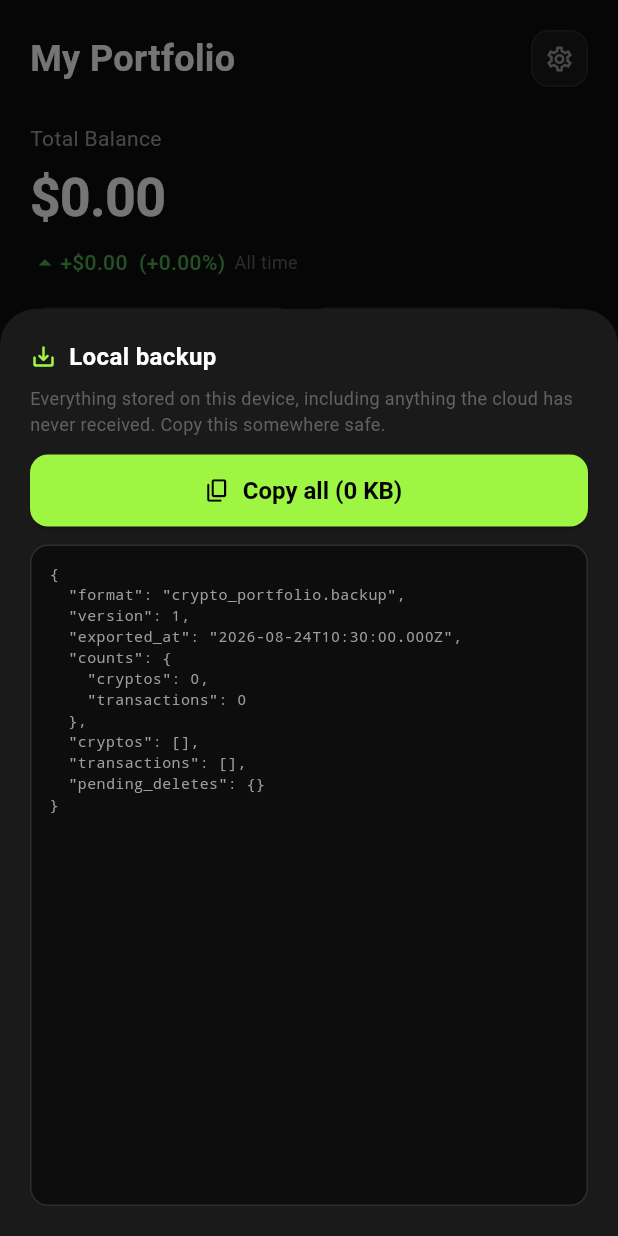
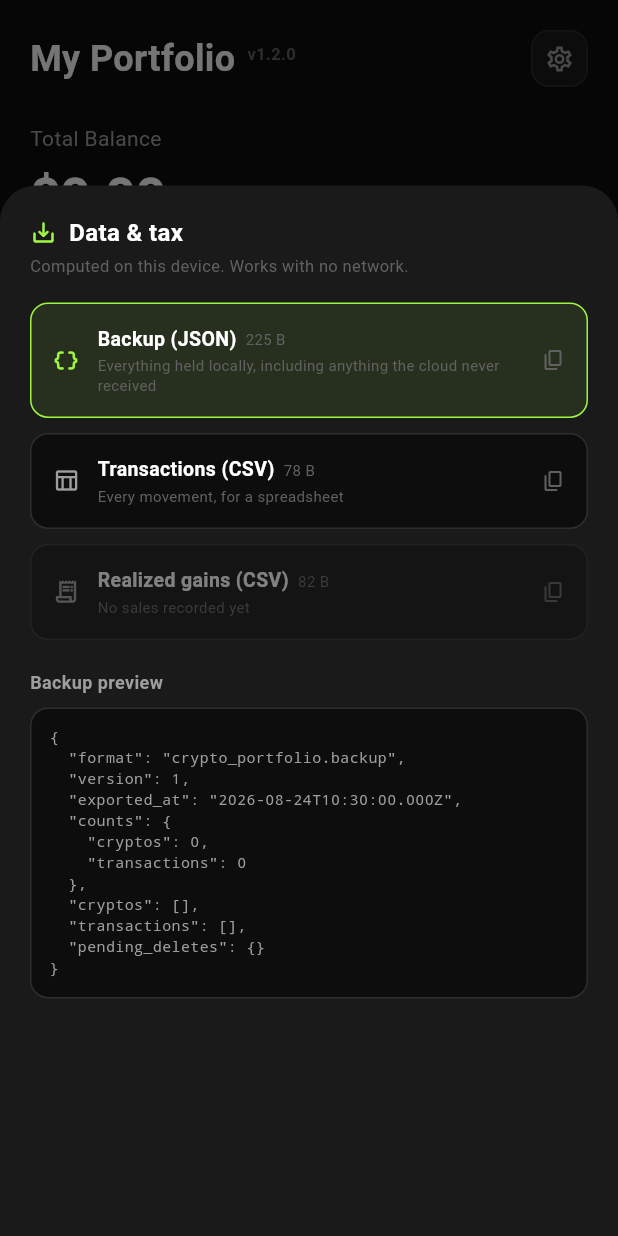
Before and after one commit to SwingAndroid/portfolio, a Flutter app: the _PortfolioView screen opened directly, after a tap on the "save alt" icon, on a phone screen of 412 x 824 dp. Run offline on Flutter 3.47's test engine with Material 3 defaults, Android fonts, the phone set to English and light mode, and no system bars; our stand-ins replace dio, equatable, fl_chart, flutter_bloc, get_it, go_router and 2 more; accounts and stored records are empty.

Commit message:
Release 1.2.0 — tax reporting, CSV export, visible version
Version in the header
The number now sits beside "My Portfolio", so which build a device is
running is answerable at a glance instead of by guessing whether the PWA
picked up a deployment. It is a constant rather than a plugin read: no
new dependency, and no lockfile churn. A test compares it to pubspec.yaml
and fails the build if they diverge — a version label that can drift will
eventually lie, and discipline is not a mechanism.

Tax reporting
The cost-basis walk already settled every sale at the average that
applied on its date; it now keeps each one. That gives realized gains per
calendar year, shown in the export sheet, built from the same arithmetic
as the displayed P&L so a return and the app cannot disagree. Transfers
never appear: moving coins between wallets is not a disposal.

CSV export
Two exports beside the JSON backup — every transaction for a spreadsheet,
and realized disposals for a return. Fields are quoted only when needed
and embedded quotes are doubled, so a note containing a comma cannot
shift every later column.

One bug surfaced while testing the export. Dates were written as UTC
while the tax year was taken from the local date, so a sale entered on
1 January was reported as 31 December of the previous year for anyone
east of Greenwich — the date and the tax year named different returns.
Both now use the local wall-clock time as entered.

The export sheet moved out of sync_banner into its own file; that widget
is about sync health, not getting data out.

145 tests.

Co-Authored-By: Claude Opus 5 <noreply@anthropic.com>

```diff
--- /dev/null
+++ b/lib/domain/analytics/tax_report.dart
@@ -0,0 +1,193 @@
+import '../entities/crypto_entity.dart';
+import '../entities/transaction_entity.dart';
+import 'cost_basis_ledger.dart';
+
+/// A disposal with the coin it belonged to, so a report can span the whole
+/// portfolio rather than one position at a time.
+class RealizedDisposal {
+  final String symbol;
+  final String coinId;
+  final Disposal disposal;
+
+  const RealizedDisposal({
+    required this.symbol,
+    required this.coinId,
+    required this.disposal,
+  });
+
+  DateTime get date => disposal.date;
+  double get gain => disposal.gain;
+}
+
+/// Realized results for one calendar year.
+class TaxYearSummary {
+  final int year;
+  final double proceeds;
+  final double costBasis;
+  final int disposalCount;
+
+  const TaxYearSummary({
+    required this.year,
+    required this.proceeds,
+    required this.costBasis,
+    required this.disposalCount,
+  });
+
+  double get gain => proceeds - costBasis;
+
+  double get gainPercent => costBasis > 0 ? (gain / costBasis) * 100 : 0;
+}
+
+/// Realized gains across the portfolio, grouped by calendar year.
+///
+/// Built from the same chronological walk the P&L uses, so what a return
+/// reports and what the app displays cannot disagree. Only sales appear: a
+/// transfer moves coins without disposing of them and is not a taxable event
+/// here.
+class TaxReport {
+  final List<RealizedDisposal> disposals;
+
+  const TaxReport(this.disposals);
+
+  factory TaxReport.from(List<CryptoEntity> cryptos) {
+    final out = <RealizedDisposal>[];
+    for (final crypto in cryptos) {
+      for (final d in crypto.ledger.disposals) {
+        out.add(RealizedDisposal(
+          symbol: crypto.symbol,
+          coinId: crypto.coinId,
+          disposal: d,
+        ));
+      }
+    }
+    out.sort((a, b) => a.date.compareTo(b.date));
+    return TaxReport(out);
+  }
+
+  bool get isEmpty => disposals.isEmpty;
+
+  /// Years that actually contain a sale, most recent first.
+  List<TaxYearSummary> get years {
+    final byYear = <int, List<RealizedDisposal>>{};
+    for (final d in disposals) {
+      byYear.putIfAbsent(d.disposal.taxYear, () => []).add(d);
+    }
+
+    final out = [
+      for (final entry in byYear.entries)
+        TaxYearSummary(
+          year: entry.key,
+          proceeds:
+              entry.value.fold(0.0, (s, d) => s + d.disposal.proceeds),
+          costBasis:
+              entry.value.fold(0.0, (s, d) => s + d.disposal.costBasis),
+          disposalCount: entry.value.length,
+        )
+    ];
+    out.sort((a, b) => b.year.compareTo(a.year));
+    return out;
+  }
+
+  List<RealizedDisposal> forYear(int year) =>
+      disposals.where((d) => d.disposal.taxYear == year).toList();
+
+  double get totalGain =>
+      disposals.fold(0.0, (s, d) => s + d.gain);
+}
+
+// ── CSV ──────────────────────────────────────────────────────────────────────
+
+/// Quotes a field only when it needs it, and doubles any embedded quote —
+/// a note containing a comma must not shift every later column.
+String _csv(Object? value) {
+  final text = value?.toString() ?? '';
+  if (!text.contains(RegExp(r'[",\n\r]'))) return text;
+  return '"${text.replaceAll('"', '""')}"';
+}
+
+String _row(List<Object?> cells) => cells.map(_csv).join(',');
+
+/// Local wall-clock time, exactly as entered — never converted.
+///
+/// Converting to UTC pushed a transaction dated 1 January into the previous
+/// calendar year for anyone east of Greenwich, while `tax_year` was derived
+/// from the local date. The two disagreed on which return the sale belonged
+/// to, which is the one thing a tax export must never get wrong.
+String _date(DateTime d) => d.toIso8601String();
+
+/// Every transaction, for import into a spreadsheet or another tracker.
+String transactionsCsv(List<CryptoEntity> cryptos) {
+  final rows = <String>[
+    _row([
+      'date',
+      'symbol',
+      'coin_id',
+      'type',
+      'quantity',
+      'price_per_coin',
+      'fee',
+      'total',
+      'note',
+      'transaction_id',
+    ])
+  ];
+
+  final all = <({CryptoEntity coin, TransactionEntity tx})>[];
+  for (final crypto in cryptos) {
+    for (final t in crypto.transactions) {
+      all.add((coin: crypto, tx: t));
+    }
+  }
+  all.sort((a, b) => a.tx.date.compareTo(b.tx.date));
+
+  for (final entry in all) {
+    final t = entry.tx;
+    rows.add(_row([
+      _date(t.date),
+      entry.coin.symbol,
+      entry.coin.coinId,
+      t.type.name,
+      t.quantity,
+      t.pricePerCoin,
+      t.fee,
+      t.type.addsHoldings ? t.grossCost : t.netProceeds,
+      t.note,
+      t.id,
+    ]));
+  }
+
+  return rows.join('\n');
+}
+
+/// Realized disposals, the shape a tax return needs.
+String disposalsCsv(TaxReport report) {
+  final rows = <String>[
+    _row([
+      'date',
+      'tax_year',
+      'symbol',
+      'quantity',
+      'proceeds',
+      'cost_basis',
+      'gain',
+      'gain_percent',
+      'transaction_id',
+    ])
+  ];
+
+  for (final d in report.disposals) {
+    rows.add(_row([
+      _date(d.date),
+      d.disposal.taxYear,
+      d.symbol,
+      d.disposal.quantity,
+      d.disposal.proceeds,
+      d.disposal.costBasis,
+      d.disposal.gain,
+      d.disposal.gainPercent.toStringAsFixed(2),
+      d.disposal.transactionId,
+    ]));
+  }
+
+  return rows.join('\n');
+}
--- /dev/null
+++ b/lib/presentation/widgets/data_export_sheet.dart
@@ -0,0 +1,345 @@
+import 'package:flutter/material.dart';
+import 'package:flutter/services.dart';
+import 'package:flutter_bloc/flutter_bloc.dart';
+
+import '../../core/theme/app_theme.dart';
+import '../../core/utils/formatters.dart';
+import '../../data/datasources/cloud/sync_service.dart';
+import '../../domain/analytics/tax_report.dart';
+import '../../domain/entities/crypto_entity.dart';
+import '../../injection_container.dart';
+import '../bloc/portfolio/portfolio_bloc.dart';
+import '../bloc/portfolio/portfolio_state.dart';
+
+/// Everything that gets data out of the app: a local backup, the realized
+/// gains a return asks for, and CSV for a spreadsheet.
+///
+/// Deliberately offline-first — it reads Hive and computes from local
+/// transactions, so it still works when every network path is broken.
+Future<void> showBackupSheet(BuildContext context) async {
+  final json = await sl<SyncService>().exportJson();
+  if (!context.mounted) return;
+
+  final portfolioState = context.read<PortfolioBloc>().state;
+  final cryptos = portfolioState is PortfolioLoaded
+      ? portfolioState.cryptos
+      : const <CryptoEntity>[];
+  final report = TaxReport.from(cryptos);
+
+  await showModalBottomSheet<void>(
+    context: context,
+    backgroundColor: AppTheme.surface,
+    isScrollControlled: true,
+    builder: (ctx) => DraggableScrollableSheet(
+      expand: false,
+      initialChildSize: 0.85,
+      builder: (ctx, scrollController) => Padding(
+        padding: const EdgeInsets.all(20),
+        child: Column(
+          crossAxisAlignment: CrossAxisAlignment.start,
+          children: [
+            const Row(
+              children: [
+                Icon(Icons.save_alt_rounded, color: AppTheme.primary, size: 18),
+                SizedBox(width: 8),
+                Text(
+                  'Data & tax',
+                  style: TextStyle(
+                    color: AppTheme.textPrimary,
+                    fontSize: 16,
+                    fontWeight: FontWeight.w700,
+                  ),
+                ),
+              ],
+            ),
+            const SizedBox(height: 4),
+            const Text(
+              'Computed on this device. Works with no network.',
+              style: TextStyle(
+                color: AppTheme.textTertiary,
+                fontSize: 11,
+                height: 1.4,
+              ),
+            ),
+            const SizedBox(height: 16),
+            Expanded(
+              child: ListView(
+                controller: scrollController,
+                children: [
+                  if (!report.isEmpty) ...[
+                    _RealizedGains(report: report),
+                    const SizedBox(height: 20),
+                  ],
+                  _ExportButton(
+                    icon: Icons.data_object_rounded,
+                    label: 'Backup (JSON)',
+                    hint: 'Everything held locally, including anything the '
+                        'cloud never received',
+                    payload: json,
+                    filled: true,
+                  ),
+                  const SizedBox(height: 10),
+                  _ExportButton(
+                    icon: Icons.table_chart_outlined,
+                    label: 'Transactions (CSV)',
+                    hint: 'Every movement, for a spreadsheet',
+                    payload: transactionsCsv(cryptos),
+                  ),
+                  const SizedBox(height: 10),
+                  _ExportButton(
+                    icon: Icons.receipt_long_outlined,
+                    label: 'Realized gains (CSV)',
+                    hint: report.isEmpty
+                        ? 'No sales recorded yet'
+                        : '${report.disposals.length} disposals, for a return',
+                    payload: disposalsCsv(report),
+                    enabled: !report.isEmpty,
+                  ),
+                  const SizedBox(height: 20),
+                  const Text(
+                    'Backup preview',
+                    style: TextStyle(
+                      color: AppTheme.textSecondary,
+                      fontSize: 12,
+                      fontWeight: FontWeight.w600,
+                    ),
+                  ),
+                  const SizedBox(height: 8),
+                  Container(
+                    width: double.infinity,
+                    padding: const EdgeInsets.all(12),
+                    decoration: BoxDecoration(
+                      color: AppTheme.background,
+                      borderRadius: BorderRadius.circular(12),
+                      border: Border.all(color: AppTheme.cardBorder),
+                    ),
+                    child: SelectableText(
+                      json,
+                      style: const TextStyle(
+                        color: AppTheme.textSecondary,
+                        fontSize: 10,
+                        fontFamily: 'monospace',
+                        height: 1.35,
+                      ),
+                    ),
+                  ),
+                ],
+              ),
+            ),
+          ],
+        ),
+      ),
+    ),
+  );
+}
+
+/// Realized gains per calendar year — what a return actually asks for.
+class _RealizedGains extends StatelessWidget {
+  final TaxReport report;
+
+  const _RealizedGains({required this.report});
+
+  @override
+  Widget build(BuildContext context) {
+    return Container(
+      padding: const EdgeInsets.all(16),
+      decoration: BoxDecoration(
+        color: AppTheme.background,
+        borderRadius: BorderRadius.circular(14),
+        border: Border.all(color: AppTheme.cardBorder),
+      ),
+      child: Column(
+        crossAxisAlignment: CrossAxisAlignment.start,
+        children: [
+          const Text(
+            'Realized gains by year',
+            style: TextStyle(
+              color: AppTheme.textPrimary,
+              fontSize: 13,
+              fontWeight: FontWeight.w600,
+            ),
+          ),
+          const SizedBox(height: 4),
+          const Text(
+            'Sales only. Moving coins between wallets is not a disposal.',
+            style: TextStyle(color: AppTheme.textTertiary, fontSize: 10),
+          ),
+          const SizedBox(height: 12),
+          for (final year in report.years)
+            Padding(
+              padding: const EdgeInsets.symmetric(vertical: 5),
+              child: Row(
+                children: [
+                  SizedBox(
+                    width: 44,
+                    child: Text(
+                      '${year.year}',
+                      style: const TextStyle(
+                        color: AppTheme.textPrimary,
+                        fontSize: 12,
+                        fontWeight: FontWeight.w700,
+                      ),
+                    ),
+                  ),
+                  Expanded(
+                    child: Text(
+                      _describe(year),
+                      style: const TextStyle(
+                        color: AppTheme.textTertiary,
+                        fontSize: 11,
+                      ),
+                    ),
+                  ),
+                  Text(
+                    Formatters.formatCurrencyWithSign(year.gain),
+                    style: TextStyle(
+                      color: year.gain >= 0 ? AppTheme.profit : AppTheme.loss,
+                      fontSize: 12,
+                      fontWeight: FontWeight.w700,
+                    ),
+                  ),
+                ],
+              ),
+            ),
+          const Divider(color: AppTheme.divider, height: 20),
+          Row(
+            children: [
+              const Text(
+                'Total',
+                style: TextStyle(
+                  color: AppTheme.textSecondary,
+                  fontSize: 12,
+                  fontWeight: FontWeight.w600,
+                ),
+              ),
+              const Spacer(),
+              Text(
+                Formatters.formatCurrencyWithSign(report.totalGain),
+                style: TextStyle(
+                  color:
+                      report.totalGain >= 0 ? AppTheme.profit : AppTheme.loss,
+                  fontSize: 13,
+                  fontWeight: FontWeight.w700,
+                ),
+              ),
+            ],
+          ),
+        ],
+      ),
+    );
+  }
+
+  static String _describe(TaxYearSummary year) {
+    final plural = year.disposalCount == 1 ? 'sale' : 'sales';
+    return '${year.disposalCount} $plural · '
+        '${Formatters.formatCurrency(year.proceeds)} in';
+  }
+}
+
+class _ExportButton extends StatelessWidget {
+  final IconData icon;
+  final String label;
+  final String hint;
+  final String payload;
+  final bool filled;
+  final bool enabled;
+
+  const _ExportButton({
+    required this.icon,
+    required this.label,
+    required this.hint,
+    required this.payload,
+    this.filled = false,
+    this.enabled = true,
+  });
+
+  String get _size {
+    final kb = payload.length / 1024;
+    if (kb < 1) return '${payload.length} B';
+    return '${kb.toStringAsFixed(kb < 10 ? 1 : 0)} KB';
+  }
+
+  @override
+  Widget build(BuildContext context) {
+    return Opacity(
+      opacity: enabled ? 1 : 0.45,
+      child: InkWell(
+        onTap: enabled ? () => _copy(context) : null,
+        borderRadius: BorderRadius.circular(12),
+        child: Container(
+          padding: const EdgeInsets.all(14),
+          decoration: BoxDecoration(
+            color:
+                filled ? AppTheme.primary.withOpacity(0.10) : AppTheme.background,
+            borderRadius: BorderRadius.circular(12),
+            border: Border.all(
+              color: filled ? AppTheme.primary : AppTheme.cardBorder,
+            ),
+          ),
+          child: Row(
+            children: [
+              Icon(
+                icon,
+                size: 18,
+                color: filled ? AppTheme.primary : AppTheme.textSecondary,
+              ),
+              const SizedBox(width: 12),
+              Expanded(
+                child: Column(
+                  crossAxisAlignment: CrossAxisAlignment.start,
+                  children: [
+                    Row(
+                      children: [
+                        Text(
+                          label,
+                          style: const TextStyle(
+                            color: AppTheme.textPrimary,
+                            fontSize: 13,
+                            fontWeight: FontWeight.w600,
+                          ),
+                        ),
+                        const SizedBox(width: 6),
+                        Text(
+                          _size,
+                          style: const TextStyle(
+                            color: AppTheme.textTertiary,
+                            fontSize: 10,
+                          ),
+                        ),
+                      ],
+                    ),
+                    const SizedBox(height: 2),
+                    Text(
+                      hint,
+                      style: const TextStyle(
+                        color: AppTheme.textTertiary,
+                        fontSize: 10,
+                        height: 1.3,
+                      ),
+                    ),
+                  ],
+                ),
+              ),
+              const Icon(Icons.copy_rounded,
+                  size: 16, color: AppTheme.textTertiary),
+            ],
+          ),
+        ),
+      ),
+    );
+  }
+
+  Future<void> _copy(BuildContext context) async {
+    await Clipboard.setData(ClipboardData(text: payload));
+    if (!context.mounted) return;
+    ScaffoldMessenger.of(context).showSnackBar(
+      SnackBar(
+        backgroundColor: AppTheme.surface,
+        content: Text(
+          '$label copied to clipboard',
+          style: const TextStyle(color: AppTheme.textPrimary),
+        ),
+      ),
+    );
+  }
+}
--- a/lib/presentation/widgets/portfolio_header.dart
+++ b/lib/presentation/widgets/portfolio_header.dart
@@ -1,4 +1,5 @@
 import 'package:flutter/material.dart';
+import '../../core/constants/app_constants.dart';
 import '../../core/theme/app_theme.dart';
 import '../../core/utils/formatters.dart';
 
@@ -43,6 +44,9 @@ class PortfolioHeader extends StatelessWidget {
           Row(
             mainAxisAlignment: MainAxisAlignment.spaceBetween,
             children: [
+              Row(
+                crossAxisAlignment: CrossAxisAlignment.start,
+                children: [
                   const Text(
                     'My Portfolio',
                     style: TextStyle(
@@ -50,6 +54,20 @@ class PortfolioHeader extends StatelessWidget {
                       fontSize: 24,
                       fontWeight: FontWeight.w700,
                     ),
+                  ),
+                  const SizedBox(width: 8),
+                  Padding(
+                    padding: const EdgeInsets.only(top: 6),
+                    child: Text(
+                      'v${AppConstants.appVersion}',
+                      style: const TextStyle(
+                        color: AppTheme.textTertiary,
+                        fontSize: 11,
+                        fontWeight: FontWeight.w600,
+                      ),
+                    ),
+                  ),
+                ],
               ),
               Container(
                 padding: const EdgeInsets.all(8),
--- a/lib/presentation/widgets/sync_banner.dart
+++ b/lib/presentation/widgets/sync_banner.dart
@@ -4,8 +4,8 @@ import 'package:flutter_bloc/flutter_bloc.dart';
 
 import '../../core/sync/sync_status.dart';
 import '../../core/theme/app_theme.dart';
-import '../../data/datasources/cloud/sync_service.dart';
 import '../../injection_container.dart';
+import 'data_export_sheet.dart';
 import '../bloc/auth/auth_cubit.dart';
 import '../bloc/portfolio/portfolio_bloc.dart';
 import '../bloc/portfolio/portfolio_event.dart';
@@ -164,96 +164,6 @@ class SyncBanner extends StatelessWidget {
   }
 }
 
-/// Shows the full local dataset as JSON so it can be copied out of the app.
-///
-/// Deliberately dependency-free and offline-only: it reads Hive and nothing
-/// else, so it works when every network path is broken.
-Future<void> showBackupSheet(BuildContext context) async {
-  final json = await sl<SyncService>().exportJson();
-  if (!context.mounted) return;
-
-  await showModalBottomSheet<void>(
-    context: context,
-    backgroundColor: AppTheme.surface,
-    isScrollControlled: true,
-    builder: (ctx) => DraggableScrollableSheet(
-      expand: false,
-      initialChildSize: 0.75,
-      builder: (ctx, scrollController) => Padding(
-        padding: const EdgeInsets.all(20),
-        child: Column(
-          crossAxisAlignment: CrossAxisAlignment.start,
-          children: [
-            const Row(
-              children: [
-                Icon(Icons.save_alt_rounded,
-                    color: AppTheme.primary, size: 18),
-                SizedBox(width: 8),
-                Text('Local backup',
-                    style: TextStyle(
-                        color: AppTheme.textPrimary,
-                        fontSize: 16,
-                        fontWeight: FontWeight.w700)),
-              ],
-            ),
-            const SizedBox(height: 8),
-            Text(
-              'Everything stored on this device, including anything the cloud '
-              'has never received. Copy this somewhere safe.',
-              style: const TextStyle(
-                  color: AppTheme.textTertiary, fontSize: 12, height: 1.4),
-            ),
-            const SizedBox(height: 12),
-            ElevatedButton.icon(
-              onPressed: () async {
-                await Clipboard.setData(ClipboardData(text: json));
-                if (!ctx.mounted) return;
-                ScaffoldMessenger.of(ctx).showSnackBar(const SnackBar(
-                  backgroundColor: AppTheme.surface,
-                  content: Text('Backup copied to clipboard',
-                      style: TextStyle(color: AppTheme.textPrimary)),
-                ));
-              },
-              icon: const Icon(Icons.copy_rounded, size: 18),
-              label: Text('Copy all (${json.length ~/ 1024} KB)'),
-              style: ElevatedButton.styleFrom(
-                backgroundColor: AppTheme.primary,
-                foregroundColor: Colors.black,
-                minimumSize: const Size(double.infinity, 48),
-                shape: RoundedRectangleBorder(
-                    borderRadius: BorderRadius.circular(12)),
-              ),
-            ),
-            const SizedBox(height: 12),
-            Expanded(
-              child: Container(
-                width: double.infinity,
-                padding: const EdgeInsets.all(12),
-                decoration: BoxDecoration(
-                  color: AppTheme.background,
-                  borderRadius: BorderRadius.circular(12),
-                  border: Border.all(color: AppTheme.cardBorder),
-                ),
-                child: SingleChildScrollView(
-                  controller: scrollController,
-                  child: SelectableText(
-                    json,
-                    style: const TextStyle(
-                        color: AppTheme.textSecondary,
-                        fontSize: 10,
-                        fontFamily: 'monospace',
-                        height: 1.35),
-                  ),
-                ),
-              ),
-            ),
-          ],
-        ),
-      ),
-    ),
-  );
-}
-
 /// Signs out, but never silently. If local data has not reached the cloud the
 /// user is told exactly how much is at stake and offered a backup first —
 /// logging out wipes the local store, which is the only copy.
--- a/pubspec.yaml
+++ b/pubspec.yaml
@@ -1,7 +1,7 @@
 name: crypto_portfolio
 description: Crypto Portfolio Tracker - Manage your crypto investments
 publish_to: 'none'
-version: 1.1.0+2
+version: 1.2.0+3
 
 environment:
   sdk: '>=3.0.0 <4.0.0'
```
Also changed, not shown: lib/core/constants/app_constants.dart (+8 -0 lines), lib/domain/analytics/cost_basis_ledger.dart (+42 -0 lines), 2 other files. Lines whose indentation alone changed are shown as unchanged.
